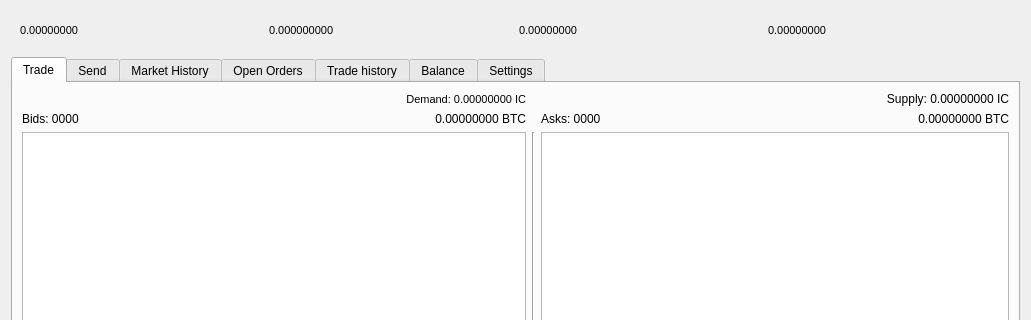
Old version of the form src/qt/forms/tradingdialog.ui in the repository umlaeute/KonjCoin; both pictures show x 0 to 1031 and y 0 to 320 of the 1031 by 604 pixel window.
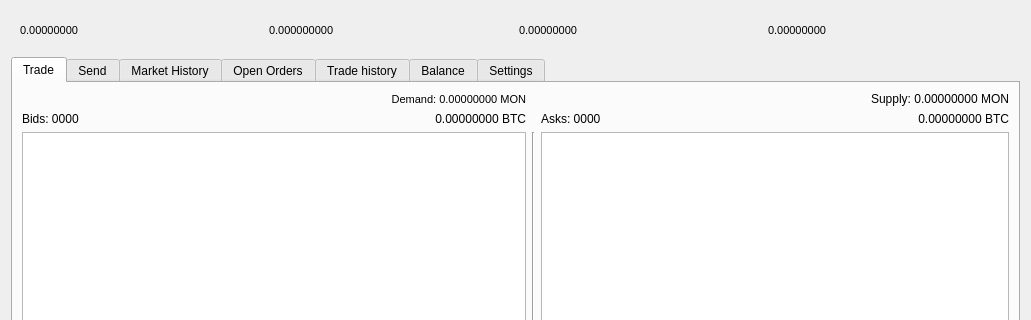
New version of the form. The open tabs and pages were chosen to show the change. Icons and pictures are not drawn.

What changed in the file:
```diff
--- a/src/qt/forms/tradingdialog.ui
+++ b/src/qt/forms/tradingdialog.ui
@@ -2320,7 +2320,7 @@
           </font>
          </property>
          <property name="text">
-          <string>Demand: 0.00000000 IC</string>
+          <string>Demand: 0.00000000 MON</string>
          </property>
          <property name="alignment">
           <set>Qt::AlignRight|Qt::AlignTrailing|Qt::AlignVCenter</set>
@@ -2330,7 +2330,7 @@
        <item row="0" column="9" colspan="3">
         <widget class="QLabel" name="HMSupply">
          <property name="text">
-          <string>Supply: 0.00000000 IC</string>
+          <string>Supply: 0.00000000 MON</string>
          </property>
          <property name="alignment">
           <set>Qt::AlignRight|Qt::AlignTrailing|Qt::AlignVCenter</set>
```
